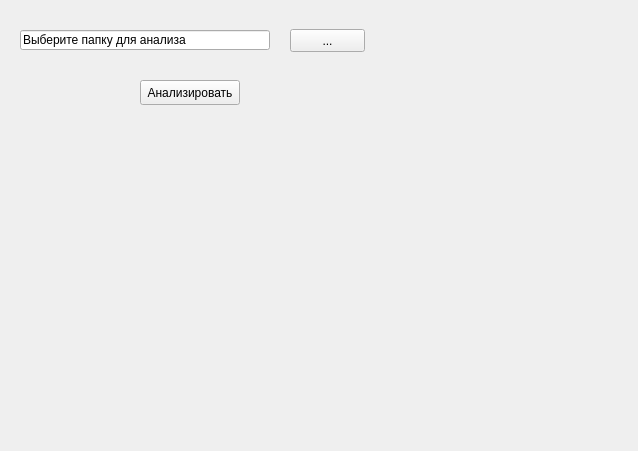
Qt form user_interface.ui (xoreutns/Etalonizer) before a commit.
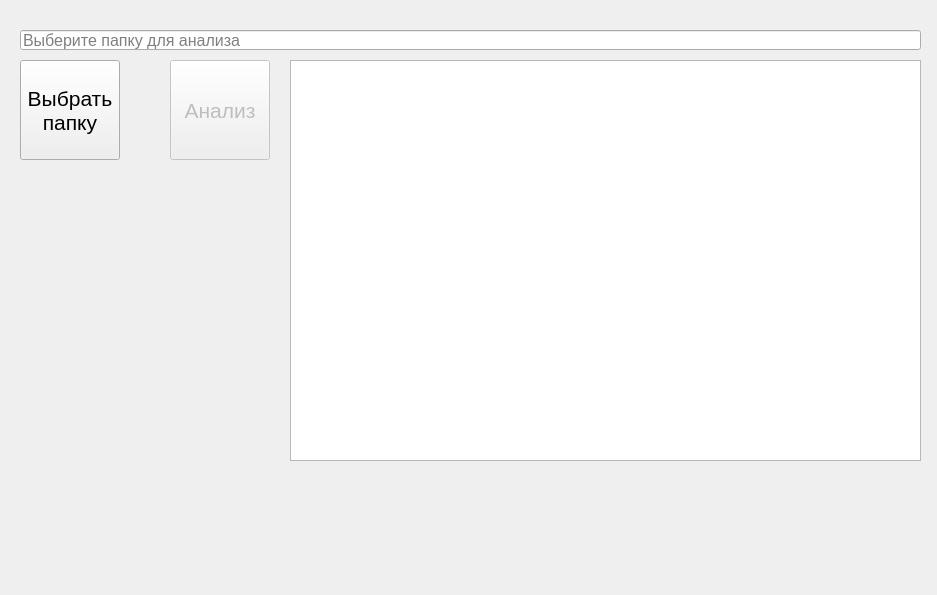
The same form after that commit.

Commit message: analyze button now scans selected dir and shows info about found files

```diff
--- a/user_interface.ui
+++ b/user_interface.ui
@@ -6,8 +6,8 @@
    <rect>
     <x>0</x>
     <y>0</y>
-    <width>638</width>
-    <height>451</height>
+    <width>937</width>
+    <height>595</height>
    </rect>
   </property>
   <property name="windowTitle">
@@ -28,45 +28,81 @@
      <rect>
       <x>20</x>
       <y>30</y>
-      <width>250</width>
+      <width>901</width>
       <height>20</height>
      </rect>
     </property>
+    <property name="font">
+     <font>
+      <family>Arial</family>
+      <pointsize>12</pointsize>
+     </font>
+    </property>
     <property name="contextMenuPolicy">
      <enum>Qt::CustomContextMenu</enum>
     </property>
     <property name="text">
-     <string>Выберите папку для анализа</string>
+     <string/>
     </property>
     <property name="readOnly">
      <bool>true</bool>
     </property>
+    <property name="placeholderText">
+     <string>Выберите папку для анализа</string>
+    </property>
    </widget>
    <widget class="QPushButton" name="btn_analyze">
+    <property name="enabled">
+     <bool>false</bool>
+    </property>
     <property name="geometry">
      <rect>
-      <x>140</x>
-      <y>80</y>
+      <x>170</x>
+      <y>60</y>
       <width>100</width>
-      <height>25</height>
+      <height>100</height>
      </rect>
     </property>
+    <property name="font">
+     <font>
+      <family>Arial</family>
+      <pointsize>16</pointsize>
+     </font>
+    </property>
     <property name="text">
-     <string>Анализировать</string>
+     <string>Анализ</string>
     </property>
    </widget>
    <widget class="QPushButton" name="btn_select_folder">
     <property name="geometry">
      <rect>
+      <x>20</x>
+      <y>60</y>
+      <width>100</width>
+      <height>100</height>
+     </rect>
+    </property>
+    <property name="font">
+     <font>
+      <family>Arial</family>
+      <pointsize>16</pointsize>
+      <stylestrategy>PreferDefault</stylestrategy>
+     </font>
+    </property>
+    <property name="text">
+     <string>Выбрать
+папку</string>
+    </property>
+   </widget>
+   <widget class="QTextBrowser" name="tb_information">
+    <property name="geometry">
+     <rect>
       <x>290</x>
-      <y>29</y>
-      <width>75</width>
-      <height>23</height>
+      <y>60</y>
+      <width>631</width>
+      <height>401</height>
      </rect>
     </property>
-    <property name="text">
-     <string>...</string>
-    </property>
    </widget>
   </widget>
  </widget>
```
The commit also changes 3 other files.
